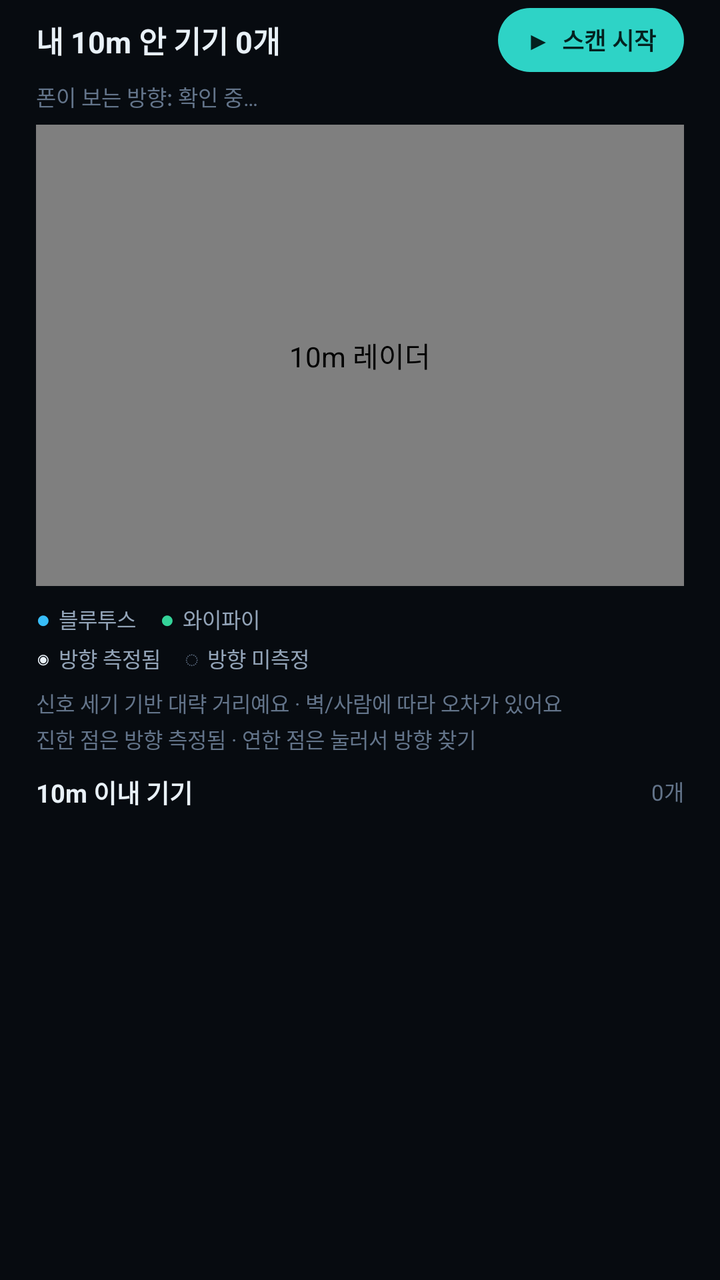
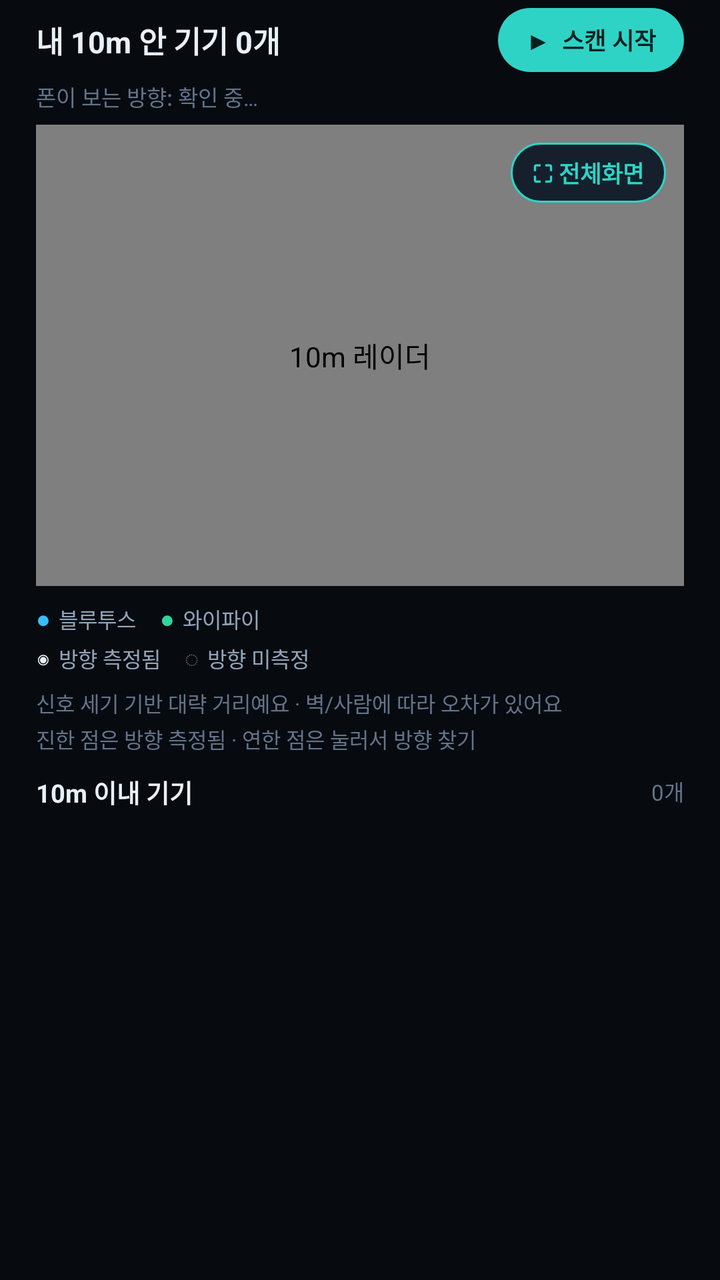

Compare the two renders of this Android layout. The source of the first and the diff that turns it into the second are given below.
<!-- AndroidManifest.xml: application theme Theme.SignalRadar -->
<!-- res/layout/page_nearby.xml -->
<?xml version="1.0" encoding="utf-8"?>
<LinearLayout xmlns:android="http://schemas.android.com/apk/res/android"
    android:layout_width="match_parent"
    android:layout_height="match_parent"
    android:orientation="vertical"
    android:paddingStart="18dp"
    android:paddingTop="4dp"
    android:paddingEnd="18dp">

    
    <LinearLayout
        android:layout_width="match_parent"
        android:layout_height="wrap_content"
        android:gravity="center_vertical"
        android:orientation="horizontal">

        <TextView
            android:id="@+id/nearbyTitle"
            android:layout_width="0dp"
            android:layout_height="wrap_content"
            android:layout_weight="1"
            android:text="내 10m 안 기기 0개"
            android:textColor="@color/text_primary"
            android:textSize="15sp"
            android:textStyle="bold" />

        <TextView
            android:id="@+id/nearbyScan"
            android:layout_width="wrap_content"
            android:layout_height="32dp"
            android:background="@drawable/bg_pill_small"
            android:clickable="true"
            android:focusable="true"
            android:gravity="center"
            android:paddingStart="14dp"
            android:paddingEnd="14dp"
            android:text="▶  스캔 시작"
            android:textColor="@color/button_on_primary"
            android:textSize="12sp"
            android:textStyle="bold" />
    </LinearLayout>

    <TextView
        android:id="@+id/nearbyHeading"
        android:layout_width="match_parent"
        android:layout_height="wrap_content"
        android:layout_marginTop="4dp"
        android:text="폰이 보는 방향: 확인 중…"
        android:textColor="@color/text_muted"
        android:textSize="11sp" />

    
    <com.jihun.signalradar.nearby.NearbyRadarView
        android:id="@+id/nearbyRadar"
        android:layout_width="match_parent"
        android:layout_height="0dp"
        android:layout_marginTop="6dp"
        android:layout_weight="1"
        android:background="@drawable/bg_nearby_panel"
        android:contentDescription="10m 레이더" />

    
    <LinearLayout
        android:layout_width="match_parent"
        android:layout_height="wrap_content"
        android:layout_marginTop="8dp"
        android:gravity="center_vertical"
        android:orientation="horizontal">

        <TextView
            android:layout_width="wrap_content"
            android:layout_height="wrap_content"
            android:text="●"
            android:textColor="@color/nearby_ble"
            android:textSize="12sp" />

        <TextView
            android:layout_width="wrap_content"
            android:layout_height="wrap_content"
            android:layout_marginStart="4dp"
            android:text="블루투스"
            android:textColor="@color/text_secondary"
            android:textSize="10.5sp" />

        <TextView
            android:layout_width="wrap_content"
            android:layout_height="wrap_content"
            android:layout_marginStart="12dp"
            android:text="●"
            android:textColor="@color/nearby_wifi"
            android:textSize="12sp" />

        <TextView
            android:layout_width="wrap_content"
            android:layout_height="wrap_content"
            android:layout_marginStart="4dp"
            android:text="와이파이"
            android:textColor="@color/text_secondary"
            android:textSize="10.5sp" />
    </LinearLayout>

    <LinearLayout
        android:layout_width="match_parent"
        android:layout_height="wrap_content"
        android:layout_marginTop="3dp"
        android:gravity="center_vertical"
        android:orientation="horizontal">

        <TextView
            android:layout_width="wrap_content"
            android:layout_height="wrap_content"
            android:text="◉"
            android:textColor="@color/text_primary"
            android:textSize="12sp" />

        <TextView
            android:layout_width="wrap_content"
            android:layout_height="wrap_content"
            android:layout_marginStart="4dp"
            android:text="방향 측정됨"
            android:textColor="@color/text_secondary"
            android:textSize="10.5sp" />

        <TextView
            android:layout_width="wrap_content"
            android:layout_height="wrap_content"
            android:layout_marginStart="12dp"
            android:text="◌"
            android:textColor="@color/text_muted"
            android:textSize="12sp" />

        <TextView
            android:layout_width="wrap_content"
            android:layout_height="wrap_content"
            android:layout_marginStart="4dp"
            android:text="방향 미측정"
            android:textColor="@color/text_secondary"
            android:textSize="10.5sp" />
    </LinearLayout>

    <TextView
        android:id="@+id/nearbyNote"
        android:layout_width="match_parent"
        android:layout_height="wrap_content"
        android:layout_marginTop="6dp"
        android:text="신호 세기 기반 대략 거리예요 · 벽/사람에 따라 오차가 있어요"
        android:textColor="@color/text_muted"
        android:textSize="10.5sp" />

    <TextView
        android:id="@+id/nearbyLegendHint"
        android:layout_width="match_parent"
        android:layout_height="wrap_content"
        android:layout_marginTop="2dp"
        android:text="진한 점은 방향 측정됨 · 연한 점은 눌러서 방향 찾기"
        android:textColor="@color/text_muted"
        android:textSize="10.5sp" />

    <LinearLayout
        android:layout_width="match_parent"
        android:layout_height="wrap_content"
        android:layout_marginTop="9dp"
        android:gravity="center_vertical"
        android:orientation="horizontal">

        <TextView
            android:layout_width="0dp"
            android:layout_height="wrap_content"
            android:layout_weight="1"
            android:text="10m 이내 기기"
            android:textColor="@color/text_primary"
            android:textSize="12.5sp"
            android:textStyle="bold" />

        <TextView
            android:id="@+id/nearbyCount"
            android:layout_width="wrap_content"
            android:layout_height="wrap_content"
            android:text="0개"
            android:textColor="@color/text_muted"
            android:textSize="11sp" />
    </LinearLayout>

    <FrameLayout
        android:layout_width="match_parent"
        android:layout_height="0dp"
        android:layout_marginTop="4dp"
        android:layout_weight="1">

        <androidx.recyclerview.widget.RecyclerView
            android:id="@+id/nearbyList"
            android:layout_width="match_parent"
            android:layout_height="match_parent"
            android:clipToPadding="false"
            android:paddingBottom="8dp"
            android:scrollbars="none" />

        <TextView
            android:id="@+id/nearbyEmpty"
            android:layout_width="match_parent"
            android:layout_height="match_parent"
            android:gravity="center"
            android:lineSpacingExtra="3dp"
            android:text="아직 10m 안에 잡힌 기기가 없어요.\n‘스캔 시작’을 누르고 주변을 둘러보세요."
            android:textColor="@color/text_muted"
            android:textSize="12sp"
            android:visibility="gone" />
    </FrameLayout>
</LinearLayout>
<!-- resources referenced by this layout -->
<resources>
  <color name="button_on_primary">#04211F</color>
  <color name="nearby_ble">#38BDF8</color>
  <color name="nearby_wifi">#34D399</color>
  <color name="text_muted">#63748A</color>
  <color name="text_primary">#E9F1F8</color>
  <color name="text_secondary">#93A4B8</color>
  <!-- drawable bg_nearby_panel (drawable) -->
  <?xml version="1.0" encoding="utf-8"?>
  <shape xmlns:android="http://schemas.android.com/apk/res/android"
      android:shape="rectangle">
      <solid android:color="@color/card" />
      <corners android:radius="18dp" />
      <stroke
          android:width="1dp"
          android:color="@color/stroke" />
  </shape>
  <!-- drawable bg_pill_small (drawable) -->
  <?xml version="1.0" encoding="utf-8"?>
  <shape xmlns:android="http://schemas.android.com/apk/res/android"
      android:shape="rectangle">
      <solid android:color="@color/accent" />
      <corners android:radius="100dp" />
  </shape>
  <style name="Theme.SignalRadar" parent="Theme.AppCompat.DayNight.NoActionBar">
          <item name="colorPrimary">@color/accent</item>
          <item name="colorPrimaryDark">@color/bg</item>
          <item name="colorAccent">@color/accent</item>
          <item name="android:windowBackground">@color/bg</item>
          <item name="android:statusBarColor">@color/bg</item>
          <item name="android:navigationBarColor">@color/bg</item>
          <item name="android:textColorPrimary">@color/text_primary</item>
          <item name="android:textColorSecondary">@color/text_secondary</item>
          <item name="android:windowLightStatusBar">false</item>
      </style>
  <color name="card">#121B26</color>
  <color name="stroke">#1F2C3B</color>
  <color name="accent">#2ED3C6</color>
  <color name="bg">#070B10</color>
</resources>

<!-- the commit's change to res/layout/page_nearby.xml (unified diff, before → after) -->
@@ -9,6 +9,7 @@
 
     
     <LinearLayout
+        android:id="@+id/nearbyTopRow"
         android:layout_width="match_parent"
         android:layout_height="wrap_content"
         android:gravity="center_vertical"
@@ -50,17 +51,50 @@
         android:textSize="11sp" />
 
     
-    <com.jihun.signalradar.nearby.NearbyRadarView
-        android:id="@+id/nearbyRadar"
+    <FrameLayout
+        android:id="@+id/radarArea"
         android:layout_width="match_parent"
         android:layout_height="0dp"
         android:layout_marginTop="6dp"
-        android:layout_weight="1"
-        android:background="@drawable/bg_nearby_panel"
-        android:contentDescription="10m 레이더" />
+        android:layout_weight="1">
+
+        <FrameLayout
+            android:id="@+id/radarHolder"
+            android:layout_width="match_parent"
+            android:layout_height="match_parent"
+            android:layout_gravity="center">
+
+            <com.jihun.signalradar.nearby.NearbyRadarView
+                android:id="@+id/nearbyRadar"
+                android:layout_width="match_parent"
+                android:layout_height="match_parent"
+                android:background="@drawable/bg_nearby_panel"
+                android:contentDescription="10m 레이더" />
+
+            <TextView
+                android:id="@+id/nearbyFullscreen"
+                android:layout_width="wrap_content"
+                android:layout_height="30dp"
+                android:layout_gravity="top|end"
+                android:layout_marginTop="9dp"
+                android:layout_marginEnd="9dp"
+                android:background="@drawable/bg_pill_small_stop"
+                android:clickable="true"
+                android:contentDescription="레이더 전체화면으로 보기"
+                android:focusable="true"
+                android:gravity="center"
+                android:paddingStart="11dp"
+                android:paddingEnd="11dp"
+                android:text="⛶ 전체화면"
+                android:textColor="@color/accent"
+                android:textSize="11.5sp"
+                android:textStyle="bold" />
+        </FrameLayout>
+    </FrameLayout>
 
     
     <LinearLayout
+        android:id="@+id/nearbyLegendRadios"
         android:layout_width="match_parent"
         android:layout_height="wrap_content"
         android:layout_marginTop="8dp"
@@ -100,6 +134,7 @@
     </LinearLayout>
 
     <LinearLayout
+        android:id="@+id/nearbyLegendDots"
         android:layout_width="match_parent"
         android:layout_height="wrap_content"
         android:layout_marginTop="3dp"
@@ -157,6 +192,7 @@
         android:textSize="10.5sp" />
 
     <LinearLayout
+        android:id="@+id/nearbyListHeader"
         android:layout_width="match_parent"
         android:layout_height="wrap_content"
         android:layout_marginTop="9dp"
@@ -182,6 +218,7 @@
     </LinearLayout>
 
     <FrameLayout
+        android:id="@+id/nearbyListBox"
         android:layout_width="match_parent"
         android:layout_height="0dp"
         android:layout_marginTop="4dp"
<!-- resource entries referenced after the edit -->
@@ -23,6 +23,16 @@
       <solid android:color="@color/accent" />
       <corners android:radius="100dp" />
   </shape>
+  <!-- drawable bg_pill_small_stop (drawable) -->
+  <?xml version="1.0" encoding="utf-8"?>
+  <shape xmlns:android="http://schemas.android.com/apk/res/android"
+      android:shape="rectangle">
+      <solid android:color="@color/card_alt" />
+      <corners android:radius="100dp" />
+      <stroke
+          android:width="1dp"
+          android:color="@color/accent" />
+  </shape>
   <style name="Theme.SignalRadar" parent="Theme.AppCompat.DayNight.NoActionBar">
           <item name="colorPrimary">@color/accent</item>
           <item name="colorPrimaryDark">@color/bg</item>
@@ -36,6 +46,7 @@
       </style>
   <color name="card">#121B26</color>
   <color name="stroke">#1F2C3B</color>
+  <color name="card_alt">#16202C</color>
   <color name="accent">#2ED3C6</color>
   <color name="bg">#070B10</color>
 </resources>
